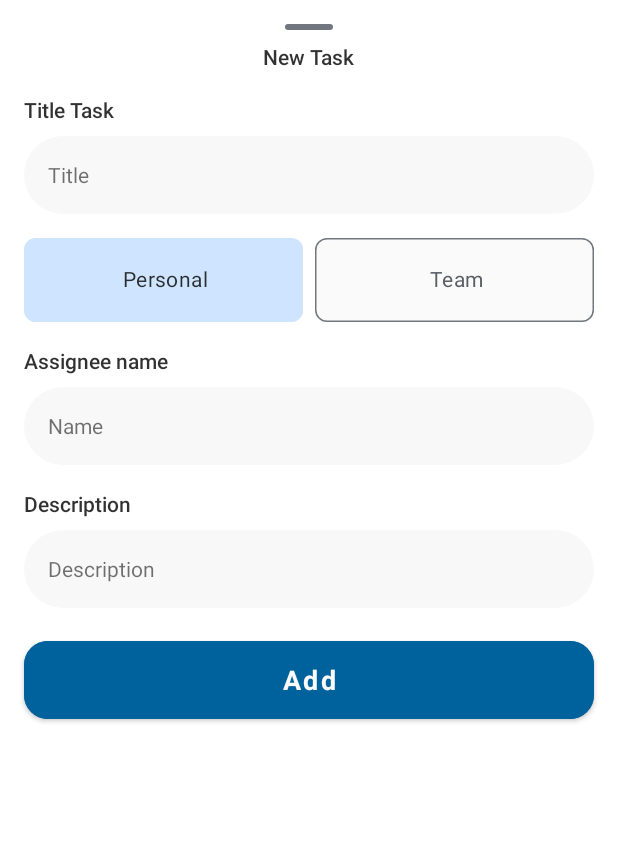
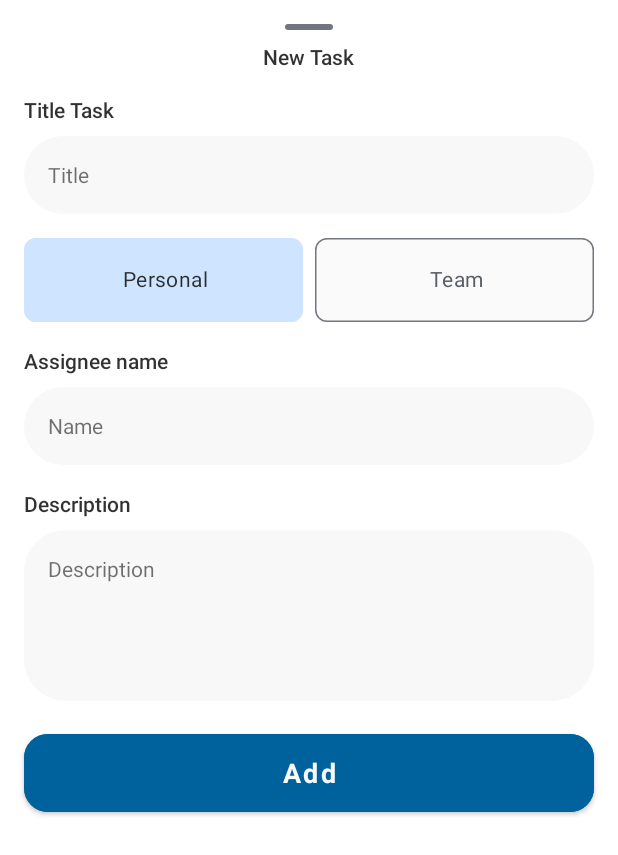
Before and after one commit to panCake8/Todoy, an Android app: the layout fragment_add_new_task.xml on its own in the app's theme, with its tools: preview values and no code run, on a phone screen of 412 x 824 dp. Shown: the top 855 px of the screen. Run offline under Robolectric (Android 15) with nearby library versions, the phone set to English and light mode, and no system bars.

Commit message:
add new dimensions and styles

```diff
--- a/app/src/main/res/layout/fragment_add_new_task.xml
+++ b/app/src/main/res/layout/fragment_add_new_task.xml
@@ -121,6 +121,7 @@
 
     <EditText
         android:id="@+id/editText_add_Task_Description"
+        android:layout_height="114dp"
         android:layout_marginStart="@dimen/margin_large"
         android:layout_marginTop="@dimen/margin_medium"
         android:layout_marginEnd="@dimen/margin_large"
@@ -128,6 +129,11 @@
         android:background="@drawable/edittext_background_style"
         android:minHeight="@dimen/input_text_field_mini_height"
         android:hint="@string/description"
+        android:paddingTop="16dp"
+        android:paddingLeft="16dp"
+        android:gravity="top"
+        android:inputType="textMultiLine"
+        android:lines="5"
         app:layout_constraintEnd_toEndOf="parent"
         app:layout_constraintStart_toStartOf="parent"
         app:layout_constraintTop_toBottomOf="@+id/textview_add_task_Description"
--- a/app/src/main/res/values/styles.xml
+++ b/app/src/main/res/values/styles.xml
@@ -52,7 +52,7 @@
     <style name="TextTitleChips">
         <item name="android:layout_width">wrap_content</item>
         <item name="android:layout_height">wrap_content</item>
-        <item name="android:textColor">@color/title_filter_color</item>
+        <item name="android:textColor">@color/text_field_background</item>
         <item name="android:layout_marginTop">@dimen/margin_large</item>
         <item name="android:layout_marginBottom">@dimen/margin_medium</item>
         <item name="android:layout_marginStart">@dimen/margin_large</item>
```
